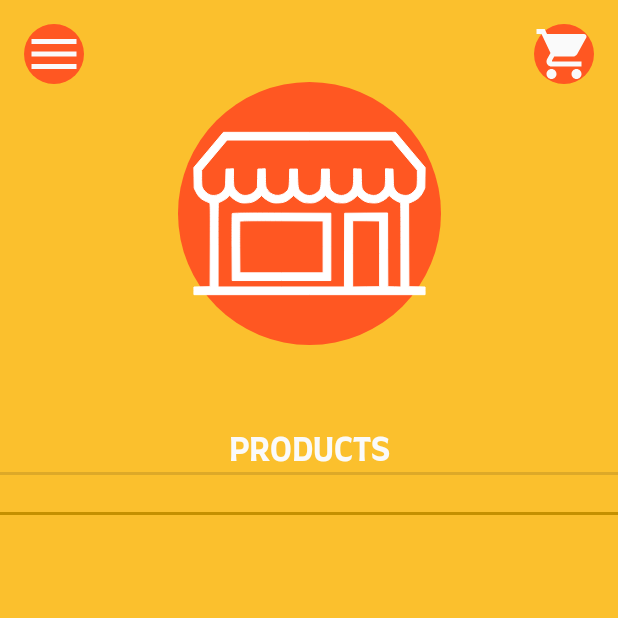
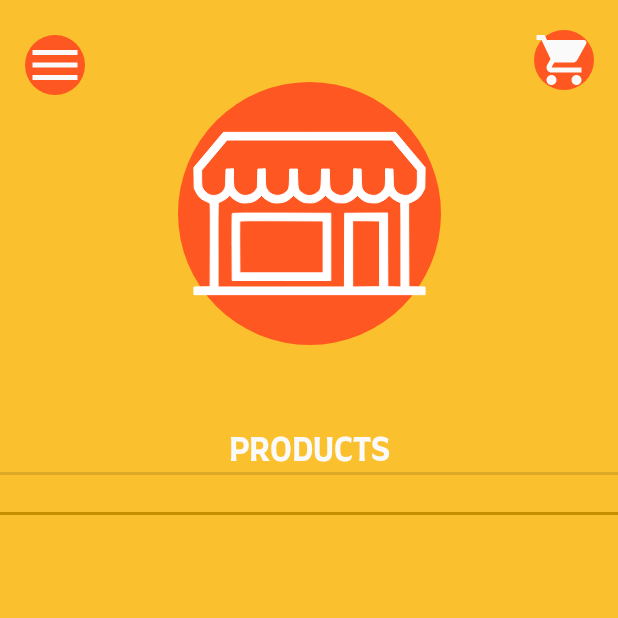
Before and after one commit to Ikarus999/MERNMarketplace2, an Android app: the HomeScreen screen opened directly, with no data from a screen before it, on a phone screen of 412 x 824 dp, the top half of it. Run offline under Robolectric (Android 15) with nearby library versions, the phone set to English and light mode, and no system bars.

Commit message:
Finalized Changes

```diff
--- a/app/src/main/res/layout/activity_home_screen.xml
+++ b/app/src/main/res/layout/activity_home_screen.xml
@@ -79,16 +79,17 @@
         android:id="@+id/profileImage3"
         android:layout_width="40dp"
         android:layout_height="40dp"
+        android:layout_marginStart="62dp"
+        android:layout_marginLeft="62dp"
         android:layout_marginTop="16dp"
-        android:layout_marginBottom="175dp"
+        android:layout_marginEnd="16dp"
+        android:layout_marginRight="16dp"
         android:background="@drawable/splash_background"
         android:clickable="true"
-        app:layout_constraintBottom_toTopOf="@+id/divider9"
+        app:layout_constraintBottom_toBottomOf="@+id/logOutButton"
         app:layout_constraintEnd_toEndOf="parent"
-        app:layout_constraintHorizontal_bias="0.794"
         app:layout_constraintStart_toEndOf="@+id/imageView2"
         app:layout_constraintTop_toTopOf="parent"
-        app:layout_constraintVertical_bias="0.0"
         app:srcCompat="@drawable/baseline_shopping_cart_24" />
 
     <ImageView
@@ -100,15 +101,13 @@
         android:layout_marginTop="16dp"
         android:layout_marginEnd="62dp"
         android:layout_marginRight="62dp"
-        android:layout_marginBottom="175dp"
+        android:layout_marginBottom="244dp"
         android:background="@drawable/splash_background"
         android:clickable="true"
         app:layout_constraintBottom_toTopOf="@+id/divider9"
         app:layout_constraintEnd_toStartOf="@+id/imageView2"
-        app:layout_constraintHorizontal_bias="0.0"
         app:layout_constraintStart_toStartOf="parent"
         app:layout_constraintTop_toTopOf="parent"
-        app:layout_constraintVertical_bias="0.0"
         app:srcCompat="@drawable/baseline_menu_24" />
 
     <TextView
```
